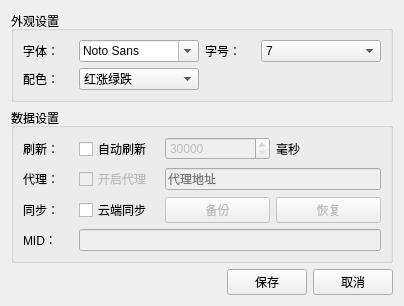
First picture: the form in ui/fundSettingDialog.ui, repository xuzhonglin/FundView, before the edit.
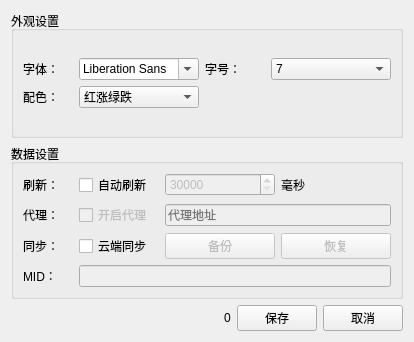
Second picture: the form after the edit.

```diff
--- a/ui/fundSettingDialog.ui
+++ b/ui/fundSettingDialog.ui
@@ -6,8 +6,8 @@
    <rect>
     <x>0</x>
     <y>0</y>
-    <width>398</width>
-    <height>268</height>
+    <width>414</width>
+    <height>342</height>
    </rect>
   </property>
   <property name="windowTitle">
@@ -20,7 +20,190 @@
    <string notr="true"/>
   </property>
   <layout class="QGridLayout" name="gridLayout">
-   <item row="1" column="0" colspan="3">
+   <item row="0" column="0" colspan="4">
+    <widget class="QGroupBox" name="groupBox">
+     <property name="title">
+      <string>外观设置</string>
+     </property>
+     <layout class="QGridLayout" name="gridLayout_4">
+      <item row="0" column="0">
+       <layout class="QGridLayout" name="gridLayout_3">
+        <item row="0" column="0">
+         <widget class="QLabel" name="label">
+          <property name="minimumSize">
+           <size>
+            <width>50</width>
+            <height>0</height>
+           </size>
+          </property>
+          <property name="maximumSize">
+           <size>
+            <width>50</width>
+            <height>16777215</height>
+           </size>
+          </property>
+          <property name="text">
+           <string>字体：</string>
+          </property>
+         </widget>
+        </item>
+        <item row="0" column="1">
+         <widget class="QFontComboBox" name="fontNameCob">
+          <property name="maximumSize">
+           <size>
+            <width>120</width>
+            <height>16777215</height>
+           </size>
+          </property>
+          <property name="focusPolicy">
+           <enum>Qt::TabFocus</enum>
+          </property>
+          <property name="sizeAdjustPolicy">
+           <enum>QComboBox::AdjustToContents</enum>
+          </property>
+          <property name="fontFilters">
+           <set>QFontComboBox::ScalableFonts</set>
+          </property>
+          <property name="currentFont">
+           <font>
+            <family>Helvetica</family>
+           </font>
+          </property>
+         </widget>
+        </item>
+        <item row="1" column="1">
+         <widget class="QComboBox" name="colorCob">
+          <property name="maximumSize">
+           <size>
+            <width>120</width>
+            <height>16777215</height>
+           </size>
+          </property>
+          <item>
+           <property name="text">
+            <string>红涨绿跌</string>
+           </property>
+          </item>
+          <item>
+           <property name="text">
+            <string>绿涨红跌</string>
+           </property>
+          </item>
+          <item>
+           <property name="text">
+            <string>单色纯黑</string>
+           </property>
+          </item>
+         </widget>
+        </item>
+        <item row="0" column="3">
+         <widget class="QComboBox" name="fontSizeCob">
+          <property name="minimumSize">
+           <size>
+            <width>120</width>
+            <height>0</height>
+           </size>
+          </property>
+          <property name="currentText">
+           <string>7</string>
+          </property>
+          <item>
+           <property name="text">
+            <string>7</string>
+           </property>
+          </item>
+          <item>
+           <property name="text">
+            <string>8</string>
+           </property>
+          </item>
+          <item>
+           <property name="text">
+            <string>9</string>
+           </property>
+          </item>
+          <item>
+           <property name="text">
+            <string>10</string>
+           </property>
+          </item>
+          <item>
+           <property name="text">
+            <string>11</string>
+           </property>
+          </item>
+          <item>
+           <property name="text">
+            <string>12</string>
+           </property>
+          </item>
+          <item>
+           <property name="text">
+            <string>13</string>
+           </property>
+          </item>
+          <item>
+           <property name="text">
+            <string>14</string>
+           </property>
+          </item>
+          <item>
+           <property name="text">
+            <string>15</string>
+           </property>
+          </item>
+          <item>
+           <property name="text">
+            <string>16</string>
+           </property>
+          </item>
+         </widget>
+        </item>
+        <item row="1" column="0">
+         <widget class="QLabel" name="label_5">
+          <property name="minimumSize">
+           <size>
+            <width>50</width>
+            <height>0</height>
+           </size>
+          </property>
+          <property name="text">
+           <string>配色：</string>
+          </property>
+         </widget>
+        </item>
+        <item row="0" column="2">
+         <widget class="QLabel" name="label_9">
+          <property name="minimumSize">
+           <size>
+            <width>50</width>
+            <height>0</height>
+           </size>
+          </property>
+          <property name="text">
+           <string>字号：</string>
+          </property>
+         </widget>
+        </item>
+       </layout>
+      </item>
+     </layout>
+    </widget>
+   </item>
+   <item row="2" column="0">
+    <spacer name="horizontalSpacer">
+     <property name="orientation">
+      <enum>Qt::Horizontal</enum>
+     </property>
+     <property name="sizeHint" stdset="0">
+      <size>
+       <width>40</width>
+       <height>20</height>
+      </size>
+     </property>
+    </spacer>
+   </item>
+   <item row="1" column="0" colspan="4">
     <widget class="QGroupBox" name="groupBox_2">
      <property name="title">
       <string>数据设置</string>
@@ -226,7 +409,7 @@
      </layout>
     </widget>
    </item>
-   <item row="2" column="1">
+   <item row="2" column="2">
     <widget class="QPushButton" name="saveBtn">
      <property name="focusPolicy">
       <enum>Qt::StrongFocus</enum>
@@ -236,7 +419,7 @@
      </property>
     </widget>
    </item>
-   <item row="2" column="2">
+   <item row="2" column="3">
     <widget class="QPushButton" name="pushButton">
      <property name="focusPolicy">
       <enum>Qt::NoFocus</enum>
@@ -246,187 +429,11 @@
      </property>
     </widget>
    </item>
-   <item row="2" column="0">
-    <spacer name="horizontalSpacer">
-     <property name="orientation">
-      <enum>Qt::Horizontal</enum>
+   <item row="2" column="1">
+    <widget class="QLabel" name="isRecoveryTxt">
+     <property name="text">
+      <string>0</string>
      </property>
-     <property name="sizeHint" stdset="0">
-      <size>
-       <width>40</width>
-       <height>20</height>
-      </size>
-     </property>
-    </spacer>
-   </item>
-   <item row="0" column="0" colspan="3">
-    <widget class="QGroupBox" name="groupBox">
-     <property name="title">
-      <string>外观设置</string>
-     </property>
-     <layout class="QGridLayout" name="gridLayout_4">
-      <item row="0" column="0">
-       <layout class="QGridLayout" name="gridLayout_3">
-        <item row="0" column="0">
-         <widget class="QLabel" name="label">
-          <property name="minimumSize">
-           <size>
-            <width>50</width>
-            <height>0</height>
-           </size>
-          </property>
-          <property name="maximumSize">
-           <size>
-            <width>50</width>
-            <height>16777215</height>
-           </size>
-          </property>
-          <property name="text">
-           <string>字体：</string>
-          </property>
-         </widget>
-        </item>
-        <item row="0" column="1">
-         <widget class="QFontComboBox" name="fontNameCob">
-          <property name="maximumSize">
-           <size>
-            <width>120</width>
-            <height>16777215</height>
-           </size>
-          </property>
-          <property name="focusPolicy">
-           <enum>Qt::TabFocus</enum>
-          </property>
-          <property name="sizeAdjustPolicy">
-           <enum>QComboBox::AdjustToContents</enum>
-          </property>
-          <property name="fontFilters">
-           <set>QFontComboBox::ScalableFonts</set>
-          </property>
-          <property name="currentFont">
-           <font>
-            <family>微软雅黑</family>
-           </font>
-          </property>
-         </widget>
-        </item>
-        <item row="1" column="1">
-         <widget class="QComboBox" name="colorCob">
-          <property name="maximumSize">
-           <size>
-            <width>120</width>
-            <height>16777215</height>
-           </size>
-          </property>
-          <item>
-           <property name="text">
-            <string>红涨绿跌</string>
-           </property>
-          </item>
-          <item>
-           <property name="text">
-            <string>绿涨红跌</string>
-           </property>
-          </item>
-          <item>
-           <property name="text">
-            <string>单色纯黑</string>
-           </property>
-          </item>
-         </widget>
-        </item>
-        <item row="0" column="3">
-         <widget class="QComboBox" name="fontSizeCob">
-          <property name="minimumSize">
-           <size>
-            <width>120</width>
-            <height>0</height>
-           </size>
-          </property>
-          <property name="currentText">
-           <string>7</string>
-          </property>
-          <item>
-           <property name="text">
-            <string>7</string>
-           </property>
-          </item>
-          <item>
-           <property name="text">
-            <string>8</string>
-           </property>
-          </item>
-          <item>
-           <property name="text">
-            <string>9</string>
-           </property>
-          </item>
-          <item>
-           <property name="text">
-            <string>10</string>
-           </property>
-          </item>
-          <item>
-           <property name="text">
-            <string>11</string>
-           </property>
-          </item>
-          <item>
-           <property name="text">
-            <string>12</string>
-           </property>
-          </item>
-          <item>
-           <property name="text">
-            <string>13</string>
-           </property>
-          </item>
-          <item>
-           <property name="text">
-            <string>14</string>
-           </property>
-          </item>
-          <item>
-           <property name="text">
-            <string>15</string>
-           </property>
-          </item>
-          <item>
-           <property name="text">
-            <string>16</string>
-           </property>
-          </item>
-         </widget>
-        </item>
-        <item row="1" column="0">
-         <widget class="QLabel" name="label_5">
-          <property name="minimumSize">
-           <size>
-            <width>50</width>
-            <height>0</height>
-           </size>
-          </property>
-          <property name="text">
-           <string>配色：</string>
-          </property>
-         </widget>
-        </item>
-        <item row="0" column="2">
-         <widget class="QLabel" name="label_9">
-          <property name="minimumSize">
-           <size>
-            <width>50</width>
-            <height>0</height>
-           </size>
-          </property>
-          <property name="text">
-           <string>字号：</string>
-          </property>
-         </widget>
-        </item>
-       </layout>
-      </item>
-     </layout>
     </widget>
    </item>
   </layout>
```
